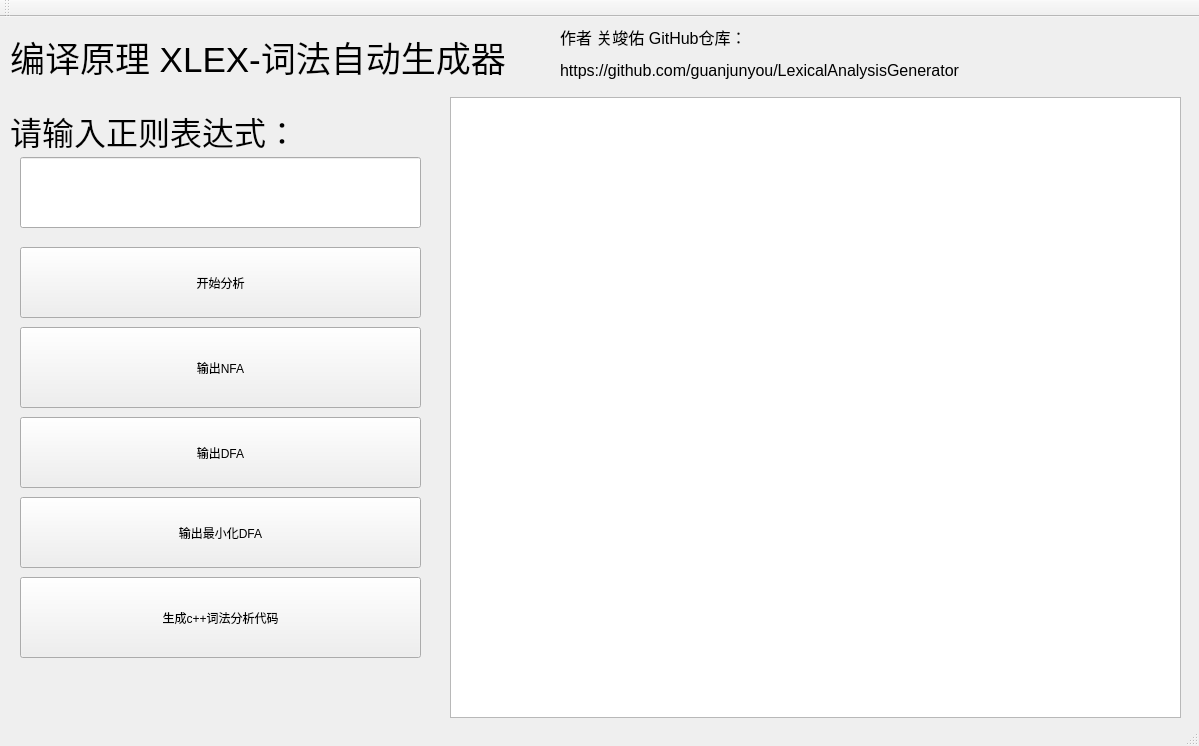
guanjunyou/LexicalAnalysisGenerator, file parsing/parsing.ui: the form before one commit.
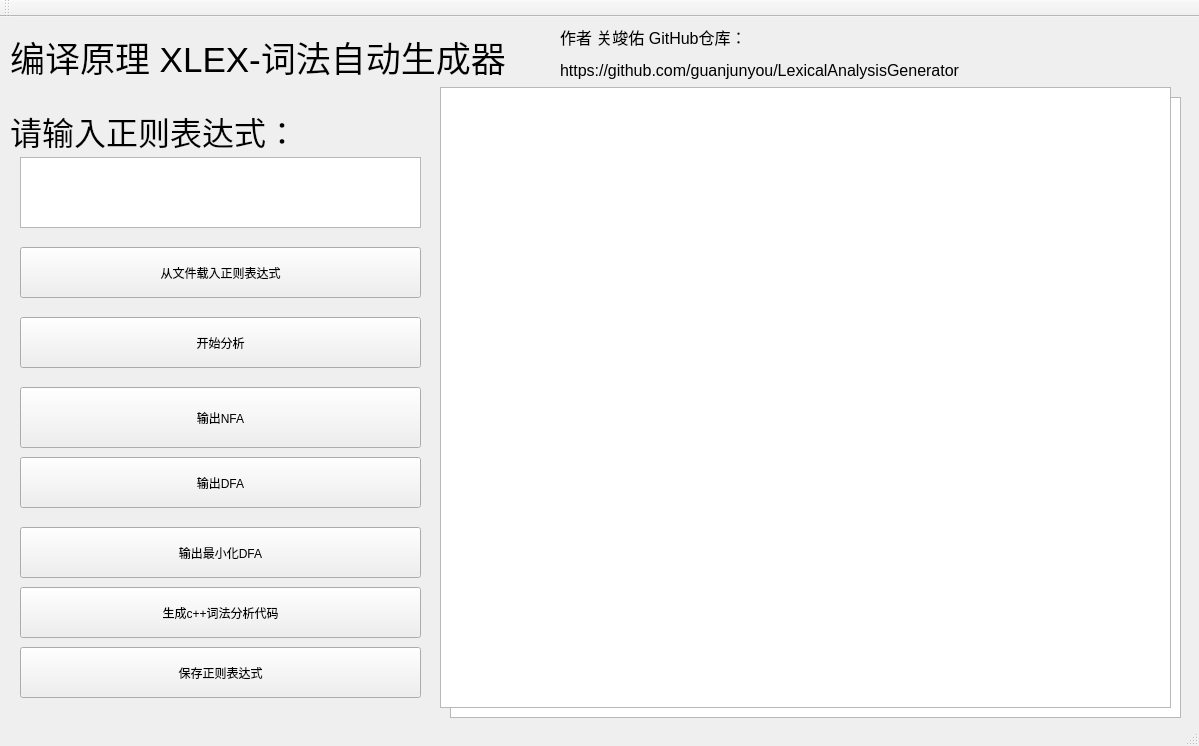
The form after the commit.

```diff
--- a/parsing/parsing.ui
+++ b/parsing/parsing.ui
@@ -40,8 +40,8 @@
    <widget class="QTextBrowser" name="textBrowser">
     <property name="geometry">
      <rect>
-      <x>450</x>
-      <y>80</y>
+      <x>440</x>
+      <y>70</y>
       <width>731</width>
       <height>621</height>
      </rect>
@@ -73,29 +73,13 @@
      <string>&lt;html&gt;&lt;head/&gt;&lt;body&gt;&lt;p&gt;&lt;span style=&quot; font-size:24pt;&quot;&gt;请输入正则表达式：&lt;/span&gt;&lt;/p&gt;&lt;/body&gt;&lt;/html&gt;</string>
     </property>
    </widget>
-   <widget class="QLineEdit" name="lineEdit">
-    <property name="geometry">
-     <rect>
-      <x>20</x>
-      <y>140</y>
-      <width>401</width>
-      <height>71</height>
-     </rect>
-    </property>
-    <property name="font">
-     <font>
-      <family>Arial Narrow</family>
-      <pointsize>16</pointsize>
-     </font>
-    </property>
-   </widget>
    <widget class="QPushButton" name="pushButton">
     <property name="geometry">
      <rect>
       <x>20</x>
-      <y>230</y>
+      <y>300</y>
       <width>401</width>
-      <height>71</height>
+      <height>51</height>
      </rect>
     </property>
     <property name="text">
@@ -106,9 +90,9 @@
     <property name="geometry">
      <rect>
       <x>20</x>
-      <y>310</y>
+      <y>370</y>
       <width>401</width>
-      <height>81</height>
+      <height>61</height>
      </rect>
     </property>
     <property name="text">
@@ -119,9 +103,9 @@
     <property name="geometry">
      <rect>
       <x>20</x>
-      <y>400</y>
+      <y>440</y>
       <width>401</width>
-      <height>71</height>
+      <height>51</height>
      </rect>
     </property>
     <property name="text">
@@ -132,9 +116,9 @@
     <property name="geometry">
      <rect>
       <x>20</x>
-      <y>480</y>
+      <y>510</y>
       <width>401</width>
-      <height>71</height>
+      <height>51</height>
      </rect>
     </property>
     <property name="text">
@@ -145,15 +129,56 @@
     <property name="geometry">
      <rect>
       <x>20</x>
-      <y>560</y>
+      <y>570</y>
       <width>401</width>
-      <height>81</height>
+      <height>51</height>
      </rect>
     </property>
     <property name="text">
      <string>生成c++词法分析代码</string>
     </property>
    </widget>
+   <widget class="QTextEdit" name="textEdit">
+    <property name="geometry">
+     <rect>
+      <x>20</x>
+      <y>140</y>
+      <width>401</width>
+      <height>71</height>
+     </rect>
+    </property>
+    <property name="font">
+     <font>
+      <pointsize>16</pointsize>
+     </font>
+    </property>
+   </widget>
+   <widget class="QPushButton" name="pushButton_6">
+    <property name="geometry">
+     <rect>
+      <x>20</x>
+      <y>630</y>
+      <width>401</width>
+      <height>51</height>
+     </rect>
+    </property>
+    <property name="text">
+     <string>保存正则表达式</string>
+    </property>
+   </widget>
+   <widget class="QPushButton" name="pushButton_7">
+    <property name="geometry">
+     <rect>
+      <x>20</x>
+      <y>230</y>
+      <width>401</width>
+      <height>51</height>
+     </rect>
+    </property>
+    <property name="text">
+     <string>从文件载入正则表达式</string>
+    </property>
+   </widget>
   </widget>
   <widget class="QToolBar" name="mainToolBar">
    <attribute name="toolBarArea">
```
